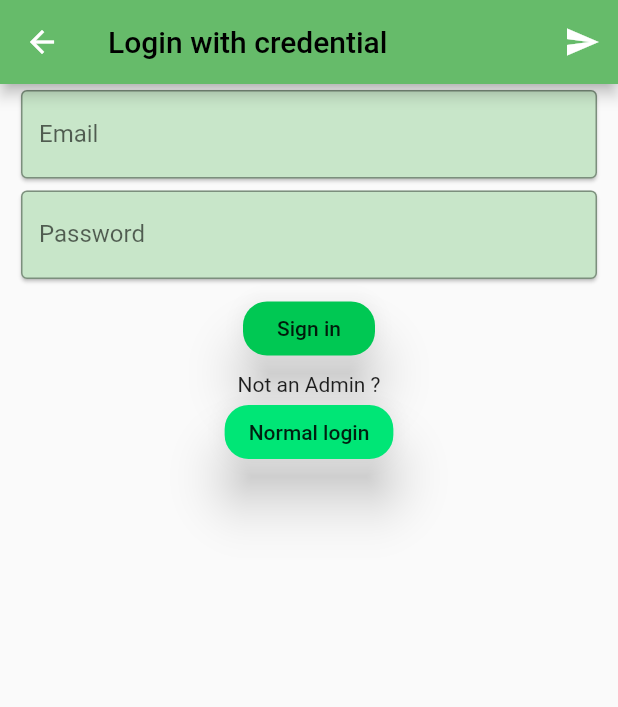
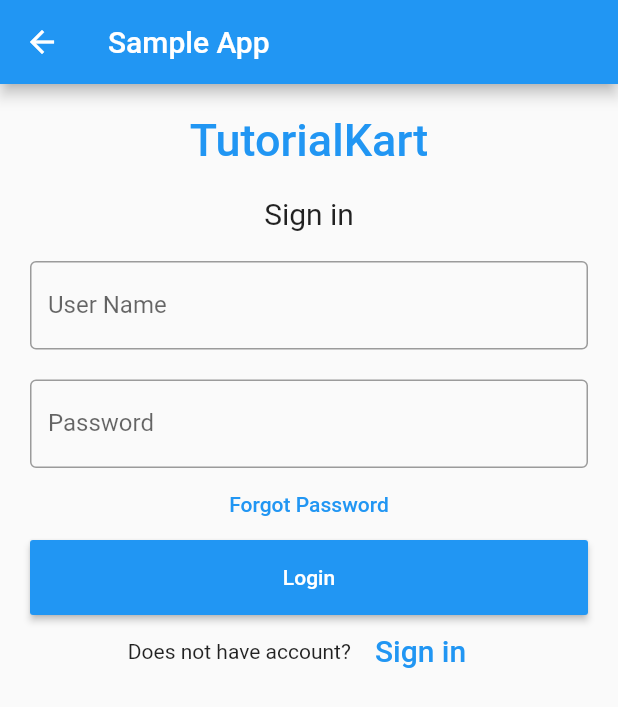
Before and after one commit to Kavindu-Gayantha/Badminton-2020, a Flutter app: the Login screen opened directly, on a phone screen of 412 x 824 dp. Shown: the top 707 px of the screen. Run offline on Flutter 3.47's test engine with Material 2 defaults, Android fonts, the phone set to English and light mode, and no system bars.

Commit message:
changed login screen

```diff
--- a/badminton2020/lib/UI/LoginScreen/login.dart
+++ b/badminton2020/lib/UI/LoginScreen/login.dart
@@ -9,132 +9,94 @@
 }
 
 class _LoginState extends State<Login> {
-  String _email, _password;
+  TextEditingController nameController = TextEditingController();
+  TextEditingController passwordController = TextEditingController();
 
-  final GlobalKey<FormState>_formKey=GlobalKey<FormState>();
-
-  var input;
   @override
   Widget build(BuildContext context) {
     return Scaffold(
-      appBar:AppBar(
-        backgroundColor: Colors.green.shade400,
-
-        title: Text('Login with credential',style: TextStyle(color: Colors.black),textDirection: TextDirection.ltr),
-
-        actions: <Widget>[
-          IconButton(
-            icon:Icon(Icons.send),
-
-
-            onPressed:(){
-              Navigator.push(context,
-                MaterialPageRoute(builder: (context)=>welcomescreen()),
-                );
-            }
-            )
-        ],
+        appBar: AppBar(
+          title: Text('Sample App'),
         ),
-
-       body:Form(
-
-         //Todo:implement key
-         key: _formKey,
-         child: Center(
-           child: Column(
+        body: Padding(
+            padding: EdgeInsets.all(10),
+            child: ListView(
               children: <Widget>[
-                //Todo: Implement fields
-                Padding(
-                  padding: EdgeInsets.fromLTRB(10,0, 10, 0) ,
-
-                  child:Card(
-                    color: Colors.green.shade100,
-
-                   child: TextFormField(
-
-
-                    validator: (input){
-                      if(input.isEmpty){
-                        return 'Please Enter Your Email';
-                      }
-                    },
-                    onSaved: (input)=> _email=input,
+                Container(
+                    alignment: Alignment.center,
+                    padding: EdgeInsets.all(10),
+                    child: Text(
+                      'TutorialKart',
+                      style: TextStyle(
+                          color: Colors.blue,
+                          fontWeight: FontWeight.w500,
+                          fontSize: 30),
+                    )),
+                Container(
+                    alignment: Alignment.center,
+                    padding: EdgeInsets.all(10),
+                    child: Text(
+                      'Sign in',
+                      style: TextStyle(fontSize: 20),
+                    )),
+                Container(
+                  padding: EdgeInsets.all(10),
+                  child: TextField(
+                    controller: nameController,
                     decoration: InputDecoration(
-                      labelText: 'Email',
                       border: OutlineInputBorder(),
-                    ),
-
-
+                      labelText: 'User Name',
                     ),
                   ),
                 ),
-                Padding(
-                  padding: EdgeInsets.fromLTRB(10,0, 10, 0) ,
-
-                child: Card(
-                  color:Colors.green.shade100,
-
-                  child:TextFormField(
-                  validator: (input){
-                    if(input.length<6){
-                      return 'your password need 6 characters atleast';
-                    }
-                  },
-                  onSaved: (input)=> _password=input,
+                Container(
+                  padding: EdgeInsets.fromLTRB(10, 10, 10, 0),
+                  child: TextField(
+                    obscureText: true,
+                    controller: passwordController,
                     decoration: InputDecoration(
+                      border: OutlineInputBorder(),
                       labelText: 'Password',
-                    border: OutlineInputBorder(),
-                  ),
-                  obscureText: true,
-
                     ),
                   ),
                 ),
-                Padding(
-                  padding: const EdgeInsets.fromLTRB(10,5,10,5),
-
+                FlatButton(
+                  onPressed: (){
+                    //forgot password screen
+                  },
+                  textColor: Colors.blue,
+                  child: Text('Forgot Password'),
+                ),
+                Container(
+                  height: 50,
+                    padding: EdgeInsets.fromLTRB(10, 0, 10, 0),
                     child: RaisedButton(
-                    color: Colors.greenAccent.shade700,
-                    shape: RoundedRectangleBorder(borderRadius:BorderRadius.all((Radius.circular(16.0)))),
-                    elevation: 15,
-                    onPressed: (){
-
+                      textColor: Colors.white,
+                      color: Colors.blue,
+                      child: Text('Login'),
+                      onPressed: () {
+                        print(nameController.text);
+                        print(passwordController.text);
                       },
-                    child: Text('Sign in'),
+                    )),
+                Container(
+                  child: Row(
+                    children: <Widget>[
+                      Text('Does not have account?'),
+                      FlatButton(
+                        textColor: Colors.blue,
+                        child: Text(
+                          'Sign in',
+                          style: TextStyle(fontSize: 20),
                         ),
-                ),
-                Text('Not an Admin ?'),
-                RaisedButton(
-                  shape: RoundedRectangleBorder(borderRadius:BorderRadius.all((Radius.circular(16.0)))),
-                    color: Colors.greenAccent.shade400,
-                    elevation: 15,
-                  onPressed: (){
-                    Navigator.push(context, MaterialPageRoute(builder:(context)=>welcomescreen()));
+                        onPressed: () {
+                          //signup screen
                         },
-                  child: Text('Normal login'),
                       )
                     ],
-           ),
-         ),
-       )
-
-
-
-      // child: Center(
-      //   child: Center(
-      //     child:Text('secondpage',textDirection: TextDirection.ltr,),
-      //   ),
-      // ),
-    );
-  }
-
-  void signIn(){
-    //Todo validate fields
-    final formState = _formKey.currentState;
-    if(formState.validate()){
-      //todo login to firebase
-
-    }
-
+                    mainAxisAlignment: MainAxisAlignment.center,
+                ))
+              ],
+            )));
   }
 }
```
Lines whose indentation alone changed are shown as unchanged.
